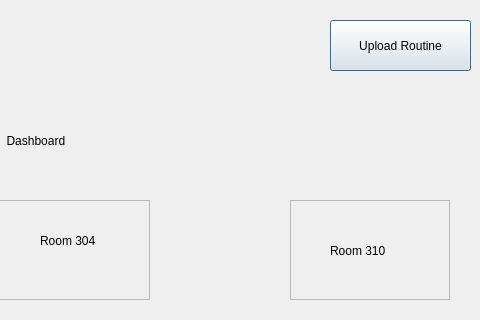
Above: coordinatordash.ui from prazzx/Kakshya before the change; both pictures show x 470 to 950 and y 0 to 320 of the 1200 by 900 pixel window. Below: the same form after it.
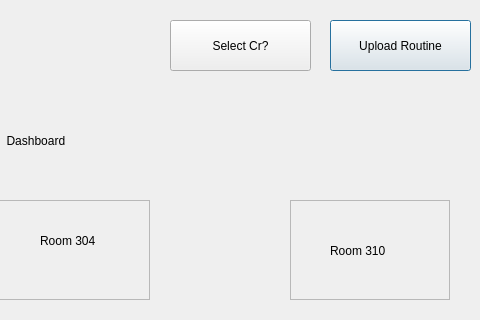
That is the form after the change.

What changed in the file:
```diff
--- a/coordinatordash.ui
+++ b/coordinatordash.ui
@@ -352,6 +352,19 @@
     </property>
    </widget>
   </widget>
+  <widget class="QPushButton" name="pushButtonUpload_2">
+   <property name="geometry">
+    <rect>
+     <x>640</x>
+     <y>20</y>
+     <width>141</width>
+     <height>51</height>
+    </rect>
+   </property>
+   <property name="text">
+    <string>Select Cr?</string>
+   </property>
+  </widget>
  </widget>
  <resources/>
  <connections/>
```
